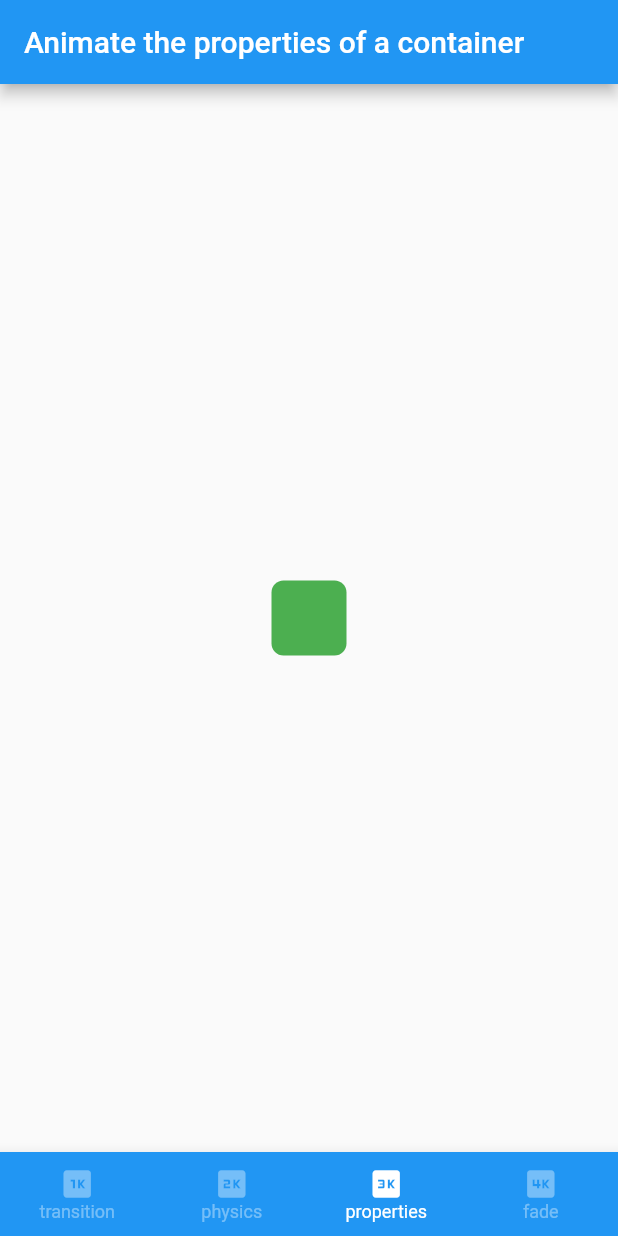
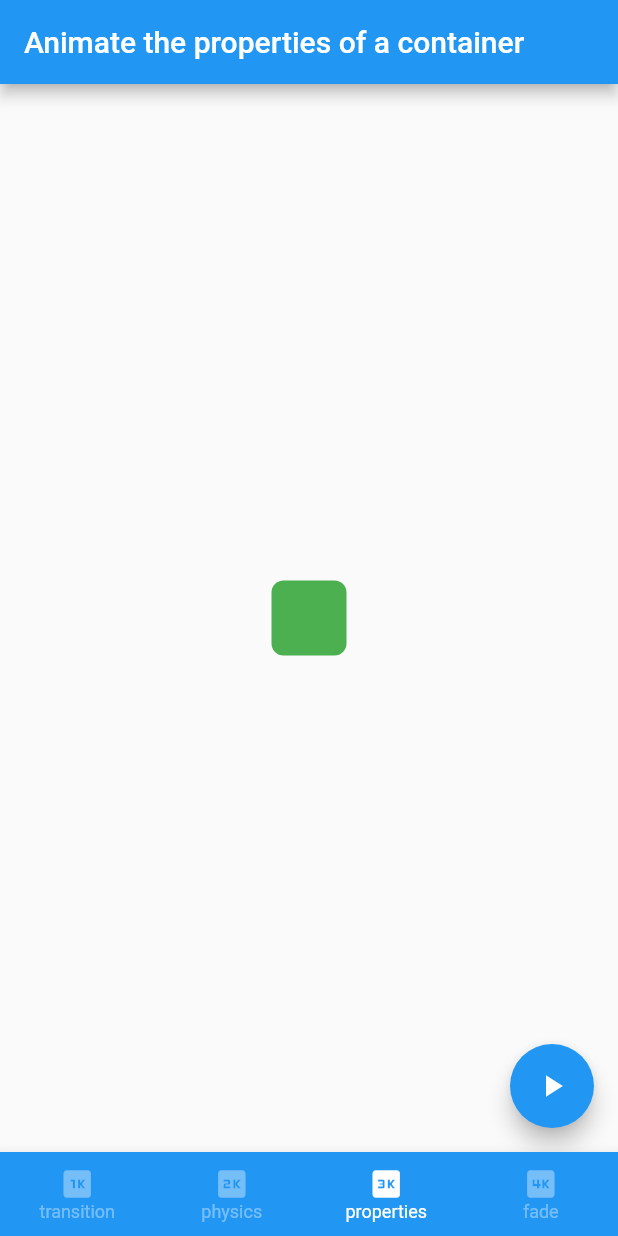
Before and after one commit to Corvus400/my-flutter-cook-book-animation-app, a Flutter app: the screen it shows after launch, item 3 of the bottom bar chosen, on a phone screen of 412 x 824 dp. Run offline on Flutter 3.47's test engine with Material 2 defaults, Android fonts, the phone set to English and light mode, and no system bars.

Commit message:
:recycle: Update ボタンをタップすると色や形が変わる暗黙的アニメーションを追加

```diff
--- a/lib/contents/properties_container.dart
+++ b/lib/contents/properties_container.dart
@@ -1,3 +1,5 @@
+import 'dart:math';
+
 import 'package:flutter/material.dart';
 
 class PropertiesContainer extends StatefulWidget {
@@ -8,14 +10,16 @@ class PropertiesContainer extends StatefulWidget {
 }
 
 class _PropertiesContainerState extends State<PropertiesContainer> {
-  final double _width = 50;
-  final double _height = 50;
-  final Color _color = Colors.green;
-  final BorderRadiusGeometry _borderRadius = BorderRadius.circular(8);
+  double _width = 50;
+  double _height = 50;
+  Color _color = Colors.green;
+  BorderRadiusGeometry _borderRadius = BorderRadius.circular(8);
 
   @override
   Widget build(BuildContext context) {
-    return Center(
+    return Stack(
+      children: [
+        Center(
           child: AnimatedContainer(
             width: _width,
             height: _height,
@@ -26,6 +30,34 @@ class _PropertiesContainerState extends State<PropertiesContainer> {
             duration: const Duration(seconds: 1),
             curve: Curves.fastOutSlowIn,
           ),
+        ),
+        Padding(
+          padding: const EdgeInsets.all(16.0),
+          child: Align(
+            alignment: Alignment.bottomRight,
+            child: FloatingActionButton(
+              onPressed: () {
+                setState(() {
+                  final random = Random();
+
+                  _width = random.nextInt(300).toDouble();
+                  _height = random.nextInt(300).toDouble();
+
+                  _color = Color.fromRGBO(
+                    random.nextInt(256),
+                    random.nextInt(256),
+                    random.nextInt(256),
+                    1,
+                  );
+
+                  _borderRadius = BorderRadius.circular(random.nextInt(100).toDouble());
+                });
+              },
+              child: const Icon(Icons.play_arrow),
+            ),
+          ),
+        )
+      ],
     );
   }
 }
```
Lines whose indentation alone changed are shown as unchanged.
